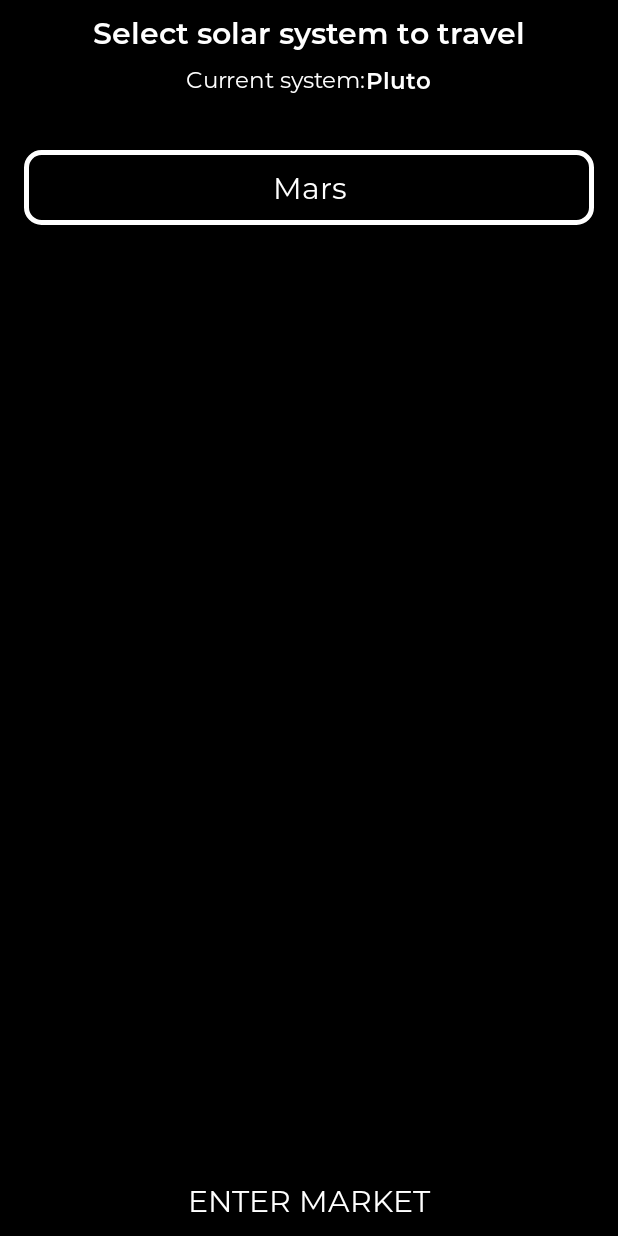
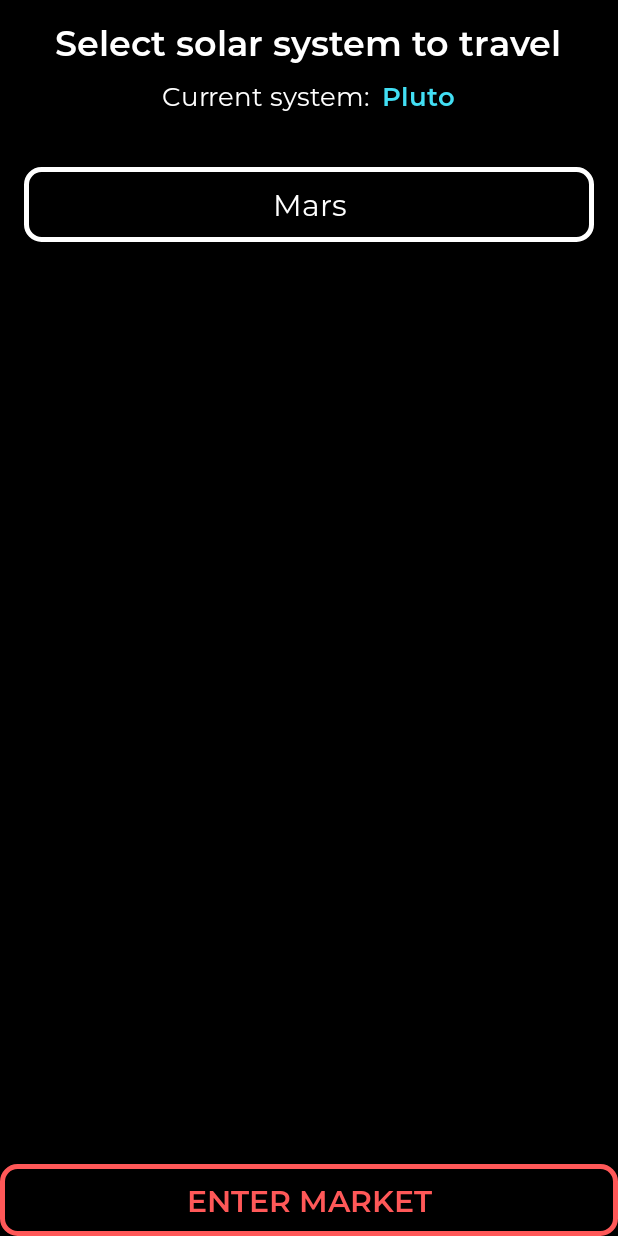
Before and after one commit to hwuiwon/SpaceTrader, an Android app: the GameActivity screen opened directly, with no data from a screen before it, on a phone screen of 412 x 824 dp. Run offline under Robolectric (Android 15) with nearby library versions, the phone set to English and light mode, and no system bars; our stand-ins replace data binding; 3 statements that could not run were skipped.

Commit message:
Another design updates

```diff
--- /dev/null
+++ b/app/src/main/res/drawable/rrred.xml
@@ -0,0 +1,8 @@
+<?xml version="1.0" encoding="utf-8"?>
+<shape xmlns:android="http://schemas.android.com/apk/res/android"
+    android:shape="rectangle" android:padding="10dp">
+    <stroke
+        android:width="3dp"
+        android:color="@color/neonRed"/>
+    <corners android:radius="10dp"/>
+</shape>
--- a/app/src/main/res/layout/activity_game.xml
+++ b/app/src/main/res/layout/activity_game.xml
@@ -15,8 +15,8 @@
             android:layout_height="wrap_content"
             android:text="@string/select"
             android:layout_centerHorizontal="true"
-            android:textSize="20sp"
-            android:layout_marginTop="@dimen/margin2"
+            android:textSize="23sp"
+            android:layout_marginTop="@dimen/margin7"
             android:fontFamily="@font/montserrat_semibold"
             android:textColor="@android:color/white"/>
 
@@ -34,7 +34,7 @@
                 android:layout_height="wrap_content"
                 android:text="@string/currentSys"
                 android:paddingTop="@dimen/margin2"
-                android:textSize="15sp"
+                android:textSize="17sp"
                 android:fontFamily="@font/montserrat_regular"
                 android:textColor="@android:color/white" />
 
@@ -44,9 +44,9 @@
                 android:layout_height="wrap_content"
                 android:paddingTop="@dimen/margin2"
                 android:text="@string/tmpSys"
-                android:textSize="15sp"
+                android:textSize="17sp"
                 android:fontFamily="@font/montserrat_semibold"
-                android:textColor="@android:color/white"
+                android:textColor="@color/neonBlue"
                 android:layout_toEndOf="@id/currSysTV"/>
 
         </RelativeLayout>
@@ -59,15 +59,15 @@
             android:layout_below="@+id/currSys" />
 
         <Button
+            android:background="@drawable/rrred"
             android:onClick="enterMarket"
             android:layout_width="match_parent"
             android:layout_height="wrap_content"
             android:text="@string/openMarket"
             android:textSize="20sp"
-            android:textColor="@android:color/white"
-            android:fontFamily="@font/montserrat_regular"
-            android:background="@android:color/black"
-            android:layout_alignParentBottom="true"/>
+            android:textColor="@color/neonRed"
+            android:fontFamily="@font/montserrat_semibold"
+            android:layout_alignParentBottom="true" />
 
     </RelativeLayout>
 
--- a/app/src/main/res/values/colors.xml
+++ b/app/src/main/res/values/colors.xml
@@ -4,10 +4,14 @@
     <color name="colorPrimaryDark">#00574B</color>
     <color name="colorAccent">#D81B60</color>
 
-    <color name="STPrimary">#554EBB</color>
+    <color name="STPrimary">#000000</color>
     <color name="STPrimaryDark">#8B4EBB</color>
     <color name="STAccent">#BB554E</color>
 
     <color name="space">#000000</color>
+    <color name="neonBlue">#42DFF4</color>
+    <color name="neonRed">#FF5858</color>
+    <color name="neonGreen">#6BDD4D</color>
+    <color name="neonPurple">#E03CF2</color>
 
 </resources>
```
Also changed, not shown: app/src/main/res/drawable/rrgreen.xml (added, +8 -0 lines), app/src/main/res/layout/activity_market.xml (+4 -4 lines).
